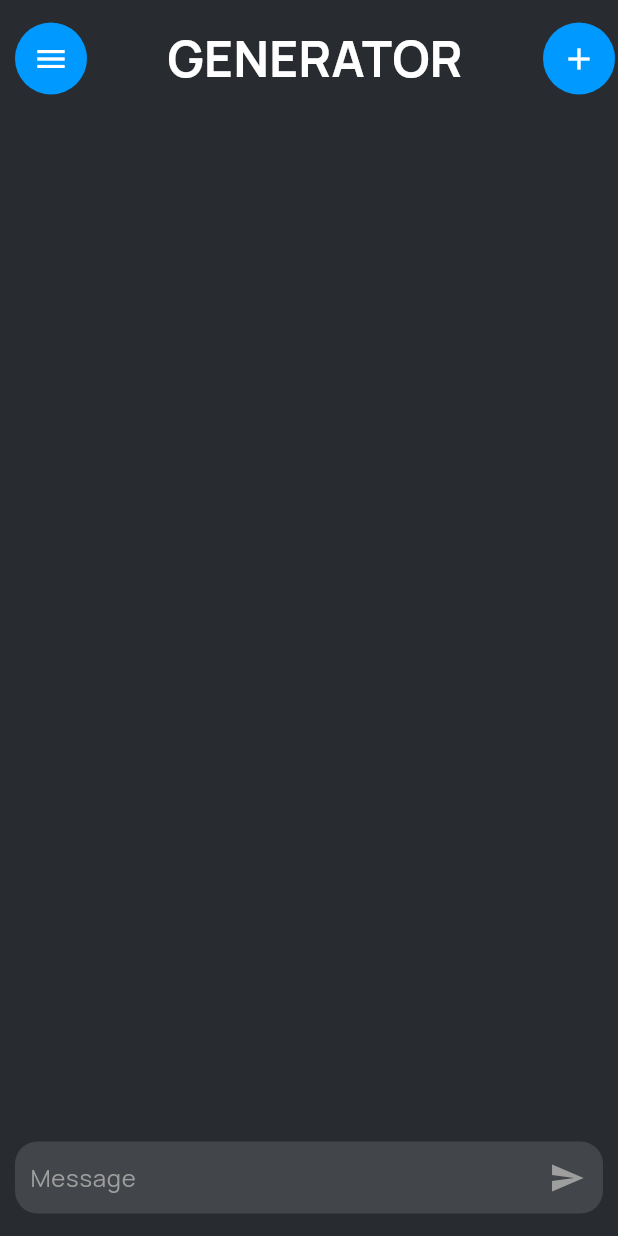
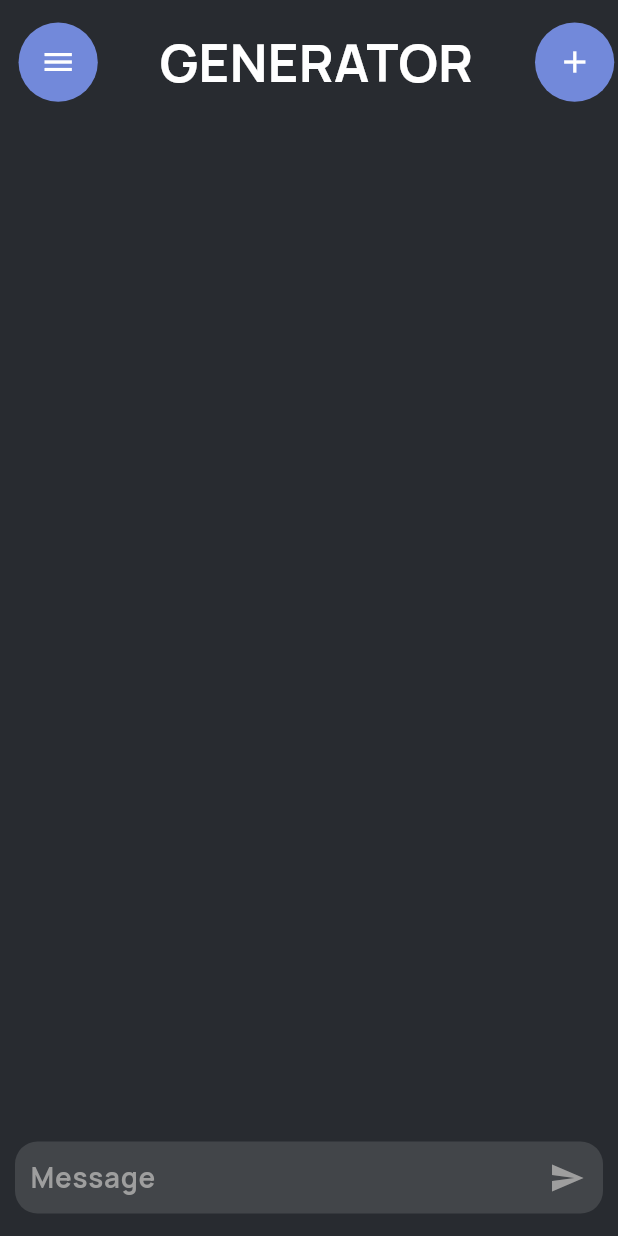
Before and after one commit to nitrazek/ChatLLM, a Flutter app: the screen it shows after launch, on a phone screen of 412 x 824 dp. Run offline on Flutter 3.47's test engine with Material 3 defaults, Android fonts, the phone set to English and light mode, and no system bars.

Commit message:
[Feature] Fixing

```diff
--- a/mobile/lib/main.dart
+++ b/mobile/lib/main.dart
@@ -1,6 +1,7 @@
 import 'package:flutter/material.dart';
 import 'package:flutter/services.dart';
 import 'package:mobile/viewModels/MainChatViewModel.dart';
+import 'package:mobile/views/Login.dart';
 import 'package:mobile/views/MainChat.dart';
 import 'package:provider/provider.dart';
 
--- /dev/null
+++ b/mobile/lib/models/ChatMessage.dart
@@ -0,0 +1,6 @@
+class ChatMessage {
+  final String question;
+  Stream<String>? response;
+
+  ChatMessage({required this.question, this.response});
+}
--- a/mobile/lib/views/MainChat.dart
+++ b/mobile/lib/views/MainChat.dart
@@ -1,5 +1,6 @@
 import 'package:flutter/material.dart';
 import 'package:provider/provider.dart';
+import '../models/ChatMessage.dart';
 import '../viewModels/MainChatViewModel.dart';
 
 class MainChatPage extends StatefulWidget {
@@ -10,10 +11,8 @@ class MainChatPage extends StatefulWidget {
 }
 
 class _MainChatPageState extends State<MainChatPage> {
-
-  final bool _isTyping = false;
   late TextEditingController textEditingController;
-  List<Stream<String>> responseStreams = [];
+  List<ChatMessage> chatHistory = [];
 
   @override
   void initState() {
@@ -31,23 +30,17 @@ class _MainChatPageState extends State<MainChatPage> {
   Widget build(BuildContext context) {
     final screenHeight = MediaQuery.of(context).size.height;
     final screenWidth = MediaQuery.of(context).size.width;
+    double fontSizeScale = screenWidth / 400;
 
-    double baseWidth = 350.0;
-    double fontSizeScale = screenWidth / baseWidth;
-
-    String? response = context
-        .watch<MainChatViewModel>()
-        .response;
     return Scaffold(
       body: SafeArea(
         child: Container(
-          color: Color(0xFF282B30),
+          color: const Color(0xFF282B30),
           child: Column(
             crossAxisAlignment: CrossAxisAlignment.start,
             children: [
               Container(
-                margin: EdgeInsets.only(top: 15, left: 10, right: 10),
-                child: Expanded(
+                margin: EdgeInsets.only(top: 15, left: screenWidth * 0.03),
                 child: Row(
                   children: [
                     InkWell(
@@ -55,35 +48,35 @@ class _MainChatPageState extends State<MainChatPage> {
                         Scaffold.of(context).openDrawer();
                       },
                       child: Container(
-                          decoration: BoxDecoration(
+                        decoration: const BoxDecoration(
                           shape: BoxShape.circle,
-                            color: Color(0xFF0099FF),
+                          color: Color(0xFF7289da),
                         ),
-                          padding: EdgeInsets.all(12),
-                          child: Icon(
+                        padding: EdgeInsets.all(screenWidth * 0.035),
+                        margin: EdgeInsets.only(right: screenWidth * 0.1),
+                        child: const Icon(
                           Icons.menu,
                           color: Colors.white,
                         ),
                       ),
                     ),
-                      SizedBox(width: screenWidth * 0.13),
                     Text(
                       'GENERATOR',
                       style: TextStyle(
                         fontFamily: 'Manrope-VariableFont_wght',
-                          fontSize: 28 * fontSizeScale,
+                        fontSize: 34 * fontSizeScale,
                         color: Colors.white,
                         fontWeight: FontWeight.bold,
                       ),
                     ),
-                      SizedBox(width: screenWidth * 0.13),
                     Container(
-                        decoration: BoxDecoration(
+                      decoration: const BoxDecoration(
                         shape: BoxShape.circle,
-                          color: Color(0xFF0099FF),
+                        color: Color(0xFF7289da),
                       ),
-                        padding: EdgeInsets.all(12),
-                        child: Icon(
+                      padding: EdgeInsets.all(screenWidth * 0.035),
+                      margin: EdgeInsets.only(left: screenWidth * 0.1),
+                      child: const Icon(
                         Icons.add,
                         color: Colors.white,
                       ),
@@ -91,46 +84,92 @@ class _MainChatPageState extends State<MainChatPage> {
                   ],
                 ),
               ),
-              ),
-              SizedBox(height: 50,),
+              SizedBox(height: screenHeight * 0.05),
               Expanded(
                 child: Container(
-                color: Color(0xFF282B30),
+                  color:
+                  const Color(0xFF282B30),
                   padding: const EdgeInsets.symmetric(horizontal: 10.0),
                   child: ListView.builder(
-                  itemCount: responseStreams.length,
+                    itemCount: chatHistory.length,
                     itemBuilder: (context, index) {
-                    return Container(
-                      margin: EdgeInsets.symmetric(vertical: 10.0, horizontal: 10.0),
+                      final showOnScreen = chatHistory[index];
+                      return Column(
+                        crossAxisAlignment: CrossAxisAlignment.start,
+                        children: [
+                          Container(
+                            child: Row(
+                              children: [
+                                const Icon(
+                                  Icons.person,
+                                  color: Colors.white,
+                                  size: 30,
+                                ),
+                                Container(
+                                  constraints: BoxConstraints(maxWidth: screenWidth * 0.8),
+                                  margin: EdgeInsets.symmetric(vertical: 5.0, horizontal: 10.0),
+                                  padding: EdgeInsets.all(10.0),
+                                  decoration: BoxDecoration(
+                                    borderRadius: BorderRadius.circular(15.0),
+                                    color: Color(0xFF424549),
+                                  ),
+                                  child: Text(
+                                    showOnScreen.question,
+                                    style: TextStyle(
+                                      fontFamily: 'Manrope-VariableFont_wght',
+                                      color: Colors.white,
+                                      fontSize: 20 * fontSizeScale,
+                                      fontWeight: FontWeight.bold,
+                                    ),
+                                  ),
+                                ),
+                              ],
+                            ),
+                          ),
+                          Container(
+                              child: Row(
+                              children: [
+                              Icon(
+                              Icons.chat,
+                              color: Colors.white,
+                              size: 30,
+                          ),
+                          Container(
+                            constraints: BoxConstraints(maxWidth: screenWidth * 0.8),
+                            margin: EdgeInsets.symmetric(vertical: 5.0, horizontal: 10.0),
                             padding: EdgeInsets.all(10.0),
                             decoration: BoxDecoration(
                               borderRadius: BorderRadius.circular(15.0),
                               color: Color(0xFF424549),
                             ),
                             child: StreamBuilder<String>(
-                      stream: responseStreams[index],
-                      builder:(context, snapshot) {
+                              stream: showOnScreen.response,
+                              builder: (context, snapshot) {
                                 return Text(
                                   snapshot.data ?? "",
                                   style: TextStyle(
                                     fontFamily: 'Manrope-VariableFont_wght',
                                     color: Colors.white,
-                          fontSize: 15,
+                                    fontSize: 20 * fontSizeScale,
                                     fontWeight: FontWeight.bold,
                                   ),
                                 );
-                      }
+                              },
                             ),
+                          ),
+                      ],
+                      ),
+                      ),
+                        ],
                       );
-                  }
+                    },
                   ),
                 ),
               ),
-             // Expanded(child: Container()),
-              SizedBox(height: 50,),
+              SizedBox(height: screenHeight * 0.01),
               Container(
                 padding: const EdgeInsets.only(left: 10.0),
-                margin: EdgeInsets.only(left: 10.0, right: 10.0, bottom: 15.0),
+                margin: EdgeInsets.only(left: 10.0, right: 10.0, bottom: 15.0, top: 15.0),
                 decoration: BoxDecoration(
                   borderRadius: BorderRadius.circular(15.0),
                   color: Color(0xFF424549),
@@ -142,14 +181,20 @@ class _MainChatPageState extends State<MainChatPage> {
                         style: TextStyle(
                           fontFamily: 'Manrope-VariableFont_wght',
                           color: Colors.white,
+                          fontSize: 18 * fontSizeScale,
+                          fontWeight: FontWeight.bold,
                         ),
                         controller: textEditingController,
                         onSubmitted: (message) async {
-                            await context.read<MainChatViewModel>().sendPrompt(
-                                textEditingController.text
-                            );
                           setState(() {
-                              responseStreams.add(context.read<MainChatViewModel>().getResponseStream());
+                            chatHistory.add(ChatMessage(question: message, response: null));
+                          });
+                          textEditingController.clear();
+
+                          await context.read<MainChatViewModel>().sendPrompt(message);
+
+                          setState(() {
+                            chatHistory.last.response = context.read<MainChatViewModel>().getResponseStream();
                           });
                         },
                         decoration: const InputDecoration(
@@ -160,16 +205,16 @@ class _MainChatPageState extends State<MainChatPage> {
                             backgroundColor: Color(0xFF424549),
                           ),
                           border: InputBorder.none,
-                            // contentPadding: EdgeInsets.symmetric(vertical: 10.0)
                         ),
-                        )
+                      ),
                     ),
                     IconButton(
                       onPressed: () {},
                       icon: const Icon(
                         Icons.send,
                         color: Colors.grey,
-                        ))
+                      ),
+                    ),
                   ],
                 ),
               ),
```
Lines whose indentation alone changed are shown as unchanged.
